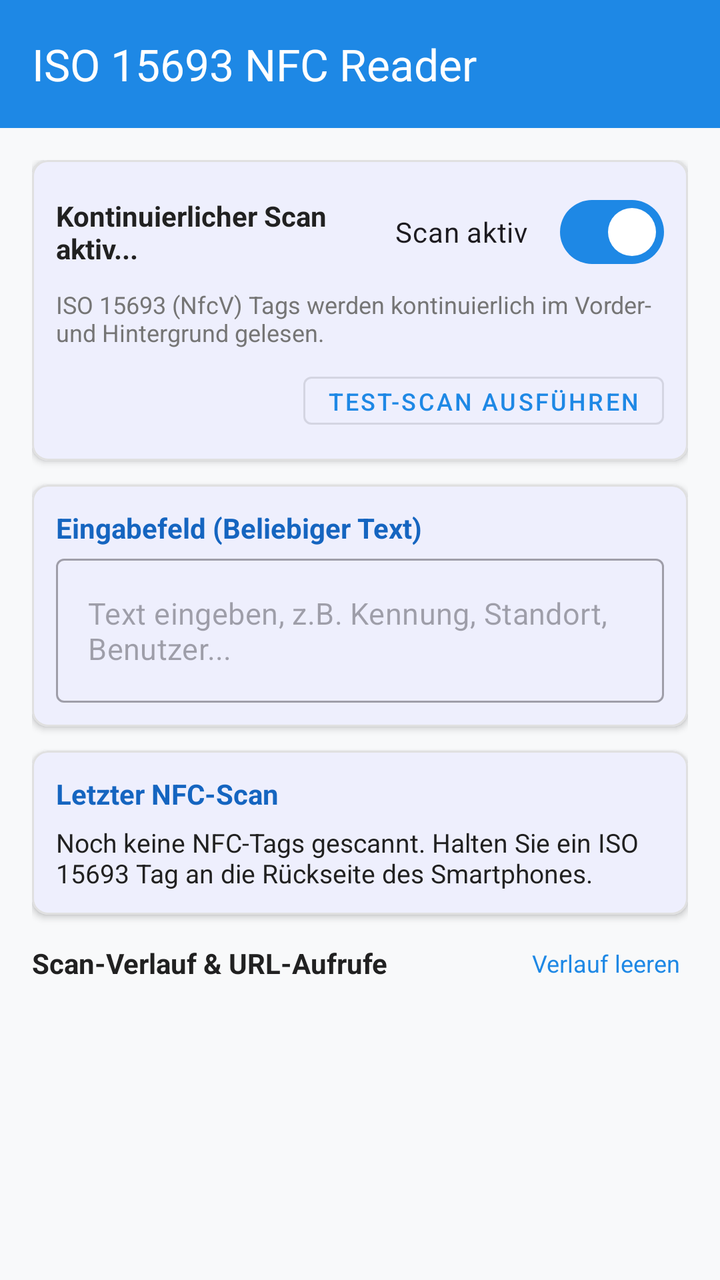
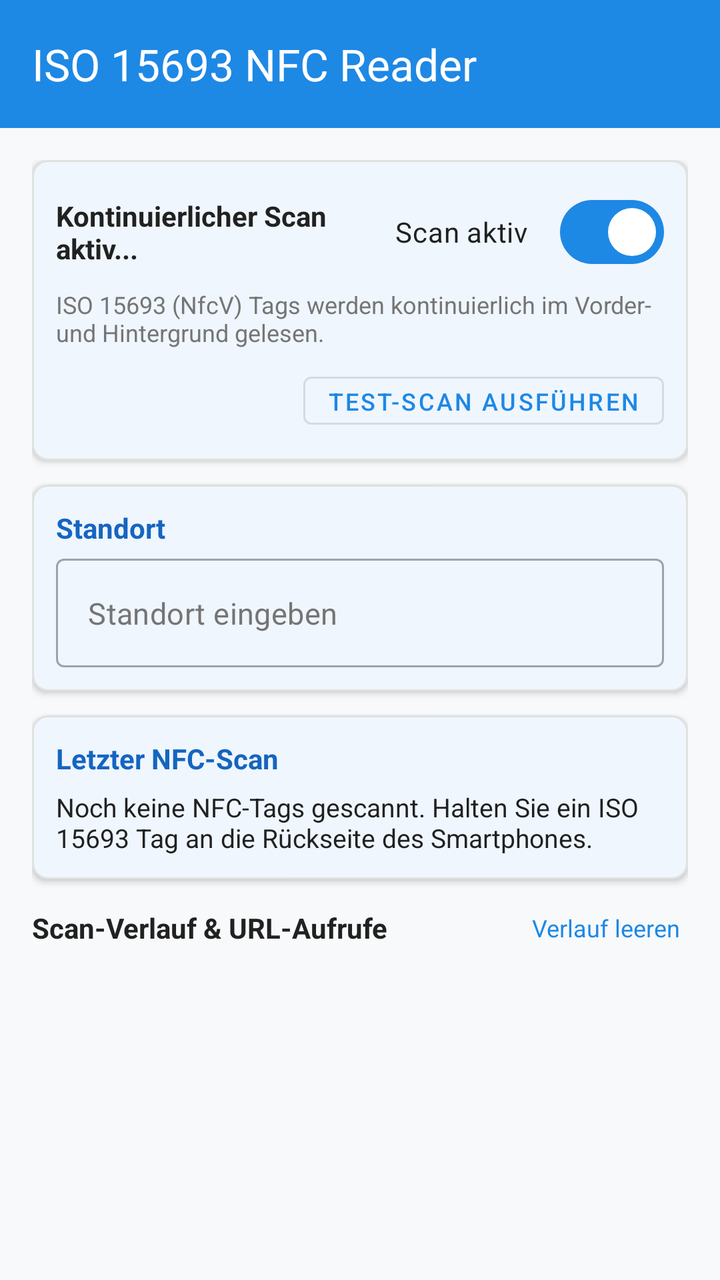

Two renders of the same Android screen: before a commit and after it. Below are the layout's source before the change and the commit's diff.
<!-- AndroidManifest.xml: application theme Theme.NfcReader -->
<!-- res/layout/activity_main.xml -->
<?xml version="1.0" encoding="utf-8"?>
<androidx.coordinatorlayout.widget.CoordinatorLayout
    xmlns:android="http://schemas.android.com/apk/res/android"
    xmlns:app="http://schemas.android.com/apk/res-auto"
    xmlns:tools="http://schemas.android.com/tools"
    android:layout_width="match_parent"
    android:layout_height="match_parent"
    android:background="@color/background">

    <com.google.android.material.appbar.AppBarLayout
        android:layout_width="match_parent"
        android:layout_height="wrap_content"
        android:theme="@style/ThemeOverlay.MaterialComponents.Dark.ActionBar">

        <com.google.android.material.appbar.MaterialToolbar
            android:id="@+id/toolbar"
            android:layout_width="match_parent"
            android:layout_height="?attr/actionBarSize"
            android:background="@color/primary"
            app:title="@string/app_name"
            app:titleTextColor="@android:color/white" />

    </com.google.android.material.appbar.AppBarLayout>

    <androidx.core.widget.NestedScrollView
        android:layout_width="match_parent"
        android:layout_height="match_parent"
        app:layout_behavior="@string/appbar_scrolling_view_behavior"
        android:fillViewport="true">

        <LinearLayout
            android:layout_width="match_parent"
            android:layout_height="wrap_content"
            android:orientation="vertical"
            android:padding="16dp">

            
            <com.google.android.material.card.MaterialCardView
                android:id="@+id/cardNfcStatus"
                android:layout_width="match_parent"
                android:layout_height="wrap_content"
                android:layout_marginBottom="12dp"
                app:cardCornerRadius="8dp"
                app:cardElevation="2dp"
                app:strokeColor="@color/card_border"
                app:strokeWidth="1dp">

                <LinearLayout
                    android:layout_width="match_parent"
                    android:layout_height="wrap_content"
                    android:orientation="vertical"
                    android:padding="12dp">

                    <LinearLayout
                        android:layout_width="match_parent"
                        android:layout_height="wrap_content"
                        android:orientation="horizontal"
                        android:gravity="center_vertical">

                        <TextView
                            android:id="@+id/tvNfcStatus"
                            android:layout_width="0dp"
                            android:layout_height="wrap_content"
                            android:layout_weight="1"
                            android:text="@string/nfc_status_scanning"
                            android:textColor="@color/text_primary"
                            android:textSize="14sp"
                            android:textStyle="bold" />

                        <com.google.android.material.materialswitch.MaterialSwitch
                            android:id="@+id/switchContinuousScan"
                            android:layout_width="wrap_content"
                            android:layout_height="wrap_content"
                            android:checked="true"
                            android:text="Scan aktiv" />
                    </LinearLayout>

                    <TextView
                        android:id="@+id/tvNfcHint"
                        android:layout_width="match_parent"
                        android:layout_height="wrap_content"
                        android:layout_marginTop="4dp"
                        android:text="ISO 15693 (NfcV) Tags werden kontinuierlich im Vorder- und Hintergrund gelesen."
                        android:textColor="@color/text_secondary"
                        android:textSize="12sp" />

                    <LinearLayout
                        android:layout_width="match_parent"
                        android:layout_height="wrap_content"
                        android:orientation="horizontal"
                        android:layout_marginTop="8dp"
                        android:gravity="end|center_vertical">

                        <Button
                            android:id="@+id/btnTestScan"
                            style="@style/Widget.MaterialComponents.Button.OutlinedButton"
                            android:layout_width="wrap_content"
                            android:layout_height="36dp"
                            android:paddingLeft="12dp"
                            android:paddingRight="12dp"
                            android:text="@string/test_scan"
                            android:textSize="12sp" />
                    </LinearLayout>

                </LinearLayout>
            </com.google.android.material.card.MaterialCardView>

            
            <com.google.android.material.card.MaterialCardView
                android:layout_width="match_parent"
                android:layout_height="wrap_content"
                android:layout_marginBottom="12dp"
                app:cardCornerRadius="8dp"
                app:cardElevation="2dp"
                app:strokeColor="@color/card_border"
                app:strokeWidth="1dp">

                <LinearLayout
                    android:layout_width="match_parent"
                    android:layout_height="wrap_content"
                    android:orientation="vertical"
                    android:padding="12dp">

                    <TextView
                        android:layout_width="wrap_content"
                        android:layout_height="wrap_content"
                        android:text="@string/user_text_label"
                        android:textColor="@color/primary_dark"
                        android:textSize="14sp"
                        android:textStyle="bold" />

                    <com.google.android.material.textfield.TextInputLayout
                        android:id="@+id/tilUserText"
                        style="@style/Widget.MaterialComponents.TextInputLayout.OutlinedBox"
                        android:layout_width="match_parent"
                        android:layout_height="wrap_content"
                        android:layout_marginTop="6dp"
                        app:hintEnabled="false">

                        <com.google.android.material.textfield.TextInputEditText
                            android:id="@+id/etUserText"
                            android:layout_width="match_parent"
                            android:layout_height="wrap_content"
                            android:hint="@string/user_text_hint"
                            android:inputType="textCapSentences|textMultiLine"
                            android:maxLines="3"
                            android:textSize="15sp" />
                    </com.google.android.material.textfield.TextInputLayout>

                </LinearLayout>
            </com.google.android.material.card.MaterialCardView>

            
            <com.google.android.material.card.MaterialCardView
                android:id="@+id/cardLastScan"
                android:layout_width="match_parent"
                android:layout_height="wrap_content"
                android:layout_marginBottom="12dp"
                app:cardCornerRadius="8dp"
                app:cardElevation="2dp"
                app:strokeColor="@color/card_border"
                app:strokeWidth="1dp">

                <LinearLayout
                    android:layout_width="match_parent"
                    android:layout_height="wrap_content"
                    android:orientation="vertical"
                    android:padding="12dp">

                    <LinearLayout
                        android:layout_width="match_parent"
                        android:layout_height="wrap_content"
                        android:orientation="horizontal"
                        android:gravity="center_vertical">

                        <TextView
                            android:layout_width="0dp"
                            android:layout_height="wrap_content"
                            android:layout_weight="1"
                            android:text="@string/last_scan_title"
                            android:textColor="@color/primary_dark"
                            android:textSize="14sp"
                            android:textStyle="bold" />

                        <TextView
                            android:id="@+id/tvLastScanTime"
                            android:layout_width="wrap_content"
                            android:layout_height="wrap_content"
                            android:textColor="@color/text_secondary"
                            android:textSize="12sp" />
                    </LinearLayout>

                    <TextView
                        android:id="@+id/tvLastScanDetails"
                        android:layout_width="match_parent"
                        android:layout_height="wrap_content"
                        android:layout_marginTop="6dp"
                        android:text="@string/no_scans_yet"
                        android:textColor="@color/text_primary"
                        android:textSize="13sp" />

                    <TextView
                        android:id="@+id/tvLastScanUrlCall"
                        android:layout_width="match_parent"
                        android:layout_height="wrap_content"
                        android:layout_marginTop="4dp"
                        android:textColor="@color/text_secondary"
                        android:textSize="12sp"
                        android:visibility="gone" />

                </LinearLayout>
            </com.google.android.material.card.MaterialCardView>

            
            <LinearLayout
                android:layout_width="match_parent"
                android:layout_height="wrap_content"
                android:orientation="horizontal"
                android:gravity="center_vertical"
                android:layout_marginBottom="6dp">

                <TextView
                    android:layout_width="0dp"
                    android:layout_height="wrap_content"
                    android:layout_weight="1"
                    android:text="@string/history_title"
                    android:textColor="@color/text_primary"
                    android:textSize="14sp"
                    android:textStyle="bold" />

                <TextView
                    android:id="@+id/tvClearHistory"
                    android:layout_width="wrap_content"
                    android:layout_height="wrap_content"
                    android:padding="4dp"
                    android:text="@string/clear_history"
                    android:textColor="@color/primary"
                    android:textSize="12sp" />
            </LinearLayout>

            <androidx.recyclerview.widget.RecyclerView
                android:id="@+id/rvScanHistory"
                android:layout_width="match_parent"
                android:layout_height="wrap_content"
                android:nestedScrollingEnabled="false"
                tools:itemCount="3"
                tools:listitem="@layout/item_scan_log" />

        </LinearLayout>
    </androidx.core.widget.NestedScrollView>

</androidx.coordinatorlayout.widget.CoordinatorLayout>
<!-- res/layout/item_scan_log.xml (included above) -->
<?xml version="1.0" encoding="utf-8"?>
<com.google.android.material.card.MaterialCardView
    xmlns:android="http://schemas.android.com/apk/res/android"
    xmlns:app="http://schemas.android.com/apk/res-auto"
    android:layout_width="match_parent"
    android:layout_height="wrap_content"
    android:layout_marginBottom="8dp"
    app:cardCornerRadius="6dp"
    app:cardElevation="1dp"
    app:strokeColor="@color/card_border"
    app:strokeWidth="1dp">

    <LinearLayout
        android:layout_width="match_parent"
        android:layout_height="wrap_content"
        android:orientation="vertical"
        android:padding="10dp">

        <LinearLayout
            android:layout_width="match_parent"
            android:layout_height="wrap_content"
            android:orientation="horizontal"
            android:gravity="center_vertical">

            <TextView
                android:id="@+id/tvLogTagUid"
                android:layout_width="0dp"
                android:layout_height="wrap_content"
                android:layout_weight="1"
                android:text="UID: E004015099887766"
                android:textColor="@color/primary_dark"
                android:textStyle="bold"
                android:textSize="13sp" />

            <TextView
                android:id="@+id/tvLogStatusBadge"
                android:layout_width="wrap_content"
                android:layout_height="wrap_content"
                android:paddingLeft="6dp"
                android:paddingRight="6dp"
                android:paddingTop="2dp"
                android:paddingBottom="2dp"
                android:text="200 OK"
                android:textColor="@android:color/white"
                android:background="@color/status_success"
                android:textSize="11sp"
                android:textStyle="bold" />
        </LinearLayout>

        <TextView
            android:id="@+id/tvLogUserText"
            android:layout_width="match_parent"
            android:layout_height="wrap_content"
            android:layout_marginTop="4dp"
            android:text="Eingegebener Text: Hallo Welt"
            android:textColor="@color/text_primary"
            android:textSize="12sp" />

        <TextView
            android:id="@+id/tvLogNfcContent"
            android:layout_width="match_parent"
            android:layout_height="wrap_content"
            android:layout_marginTop="2dp"
            android:text="NFC-Inhalt: [0x00, 0x01, 0x02, 0x03]"
            android:textColor="@color/text_secondary"
            android:textSize="12sp" />

        <TextView
            android:id="@+id/tvLogUrl"
            android:layout_width="match_parent"
            android:layout_height="wrap_content"
            android:layout_marginTop="2dp"
            android:text="URL: https://example.com/api?text=Hallo&amp;nfc=00010203"
            android:textColor="@color/accent"
            android:textSize="11sp" />

        <LinearLayout
            android:layout_width="match_parent"
            android:layout_height="wrap_content"
            android:orientation="horizontal"
            android:layout_marginTop="4dp">

            <TextView
                android:id="@+id/tvLogTimestamp"
                android:layout_width="0dp"
                android:layout_height="wrap_content"
                android:layout_weight="1"
                android:text="14:32:10"
                android:textColor="@color/text_secondary"
                android:textSize="11sp" />

            <TextView
                android:id="@+id/tvLogResponseDetails"
                android:layout_width="wrap_content"
                android:layout_height="wrap_content"
                android:textColor="@color/text_secondary"
                android:textSize="11sp" />
        </LinearLayout>

    </LinearLayout>
</com.google.android.material.card.MaterialCardView>
<!-- resources referenced by this layout -->
<resources>
  <color name="accent">#00ACC1</color>
  <color name="background">#F8F9FA</color>
  <color name="card_border">#E0E0E0</color>
  <color name="primary">#1E88E5</color>
  <color name="primary_dark">#1565C0</color>
  <color name="status_success">#2E7D32</color>
  <color name="text_primary">#212121</color>
  <color name="text_secondary">#757575</color>
  <string name="app_name">ISO 15693 NFC Reader</string>
  <string name="clear_history">Verlauf leeren</string>
  <string name="history_title">Scan-Verlauf &amp; URL-Aufrufe</string>
  <string name="last_scan_title">Letzter NFC-Scan</string>
  <string name="nfc_status_scanning">Kontinuierlicher Scan aktiv...</string>
  <string name="no_scans_yet">Noch keine NFC-Tags gescannt. Halten Sie ein ISO 15693 Tag an die Rückseite des Smartphones.</string>
  <string name="test_scan">Test-Scan ausführen</string>
  <string name="user_text_hint">Text eingeben, z.B. Kennung, Standort, Benutzer...</string>
  <string name="user_text_label">Eingabefeld (Beliebiger Text)</string>
  <style name="Theme.NfcReader" parent="Theme.Material3.DayNight.NoActionBar">
          <item name="colorPrimary">@color/primary</item>
          <item name="colorPrimaryDark">@color/primary_dark</item>
          <item name="colorSecondary">@color/accent</item>
          <item name="android:statusBarColor">@color/primary_dark</item>
      </style>
</resources>

<!-- the commit's change to res/layout/activity_main.xml (unified diff, before → after) -->
@@ -40,6 +40,7 @@
                 android:layout_width="match_parent"
                 android:layout_height="wrap_content"
                 android:layout_marginBottom="12dp"
+                app:cardBackgroundColor="@color/surface"
                 app:cardCornerRadius="8dp"
                 app:cardElevation="2dp"
                 app:strokeColor="@color/card_border"
@@ -72,6 +73,7 @@
                             android:layout_width="wrap_content"
                             android:layout_height="wrap_content"
                             android:checked="true"
+                            android:textColor="@color/text_primary"
                             android:text="Scan aktiv" />
                     </LinearLayout>
 
@@ -110,6 +112,7 @@
                 android:layout_width="match_parent"
                 android:layout_height="wrap_content"
                 android:layout_marginBottom="12dp"
+                app:cardBackgroundColor="@color/surface"
                 app:cardCornerRadius="8dp"
                 app:cardElevation="2dp"
                 app:strokeColor="@color/card_border"
@@ -142,6 +145,8 @@
                             android:layout_width="match_parent"
                             android:layout_height="wrap_content"
                             android:hint="@string/user_text_hint"
+                            android:textColor="@color/text_primary"
+                            android:textColorHint="@color/text_secondary"
                             android:inputType="textCapSentences|textMultiLine"
                             android:maxLines="3"
                             android:textSize="15sp" />
@@ -156,6 +161,7 @@
                 android:layout_width="match_parent"
                 android:layout_height="wrap_content"
                 android:layout_marginBottom="12dp"
+                app:cardBackgroundColor="@color/surface"
                 app:cardCornerRadius="8dp"
                 app:cardElevation="2dp"
                 app:strokeColor="@color/card_border"
@@ -258,6 +264,7 @@
     android:layout_width="match_parent"
     android:layout_height="wrap_content"
     android:layout_marginBottom="8dp"
+    app:cardBackgroundColor="@color/surface"
     app:cardCornerRadius="6dp"
     app:cardElevation="1dp"
     app:strokeColor="@color/card_border"
<!-- resource entries referenced after the edit -->
@@ -6,6 +6,7 @@
   <color name="primary">#1E88E5</color>
   <color name="primary_dark">#1565C0</color>
   <color name="status_success">#2E7D32</color>
+  <color name="surface">#FFFFFF</color>
   <color name="text_primary">#212121</color>
   <color name="text_secondary">#757575</color>
   <string name="app_name">ISO 15693 NFC Reader</string>
@@ -15,13 +16,18 @@
   <string name="nfc_status_scanning">Kontinuierlicher Scan aktiv...</string>
   <string name="no_scans_yet">Noch keine NFC-Tags gescannt. Halten Sie ein ISO 15693 Tag an die Rückseite des Smartphones.</string>
   <string name="test_scan">Test-Scan ausführen</string>
-  <string name="user_text_hint">Text eingeben, z.B. Kennung, Standort, Benutzer...</string>
-  <string name="user_text_label">Eingabefeld (Beliebiger Text)</string>
+  <string name="user_text_hint">Standort eingeben</string>
+  <string name="user_text_label">Standort</string>
   <style name="Theme.NfcReader" parent="Theme.Material3.DayNight.NoActionBar">
           <item name="colorPrimary">@color/primary</item>
           <item name="colorPrimaryDark">@color/primary_dark</item>
           <item name="colorSecondary">@color/accent</item>
-          <item name="android:statusBarColor">@color/primary_dark</item>
+          <item name="colorSurface">@color/surface</item>
+          <item name="android:colorBackground">@color/background</item>
+          <item name="android:textColorPrimary">@color/text_primary</item>
+          <item name="android:textColorSecondary">@color/text_secondary</item>
+          <item name="android:statusBarColor">@color/status_bar</item>
       </style>
+  <color name="status_bar">#1565C0</color>
 </resources>
 
